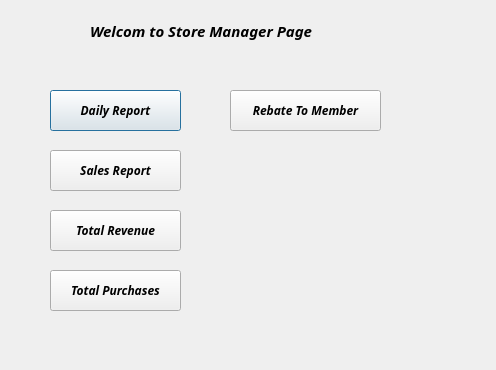
First picture: the form in storemanager.ui, repository Ling2251/CS1C-Bulk-Club-Project, before the edit.
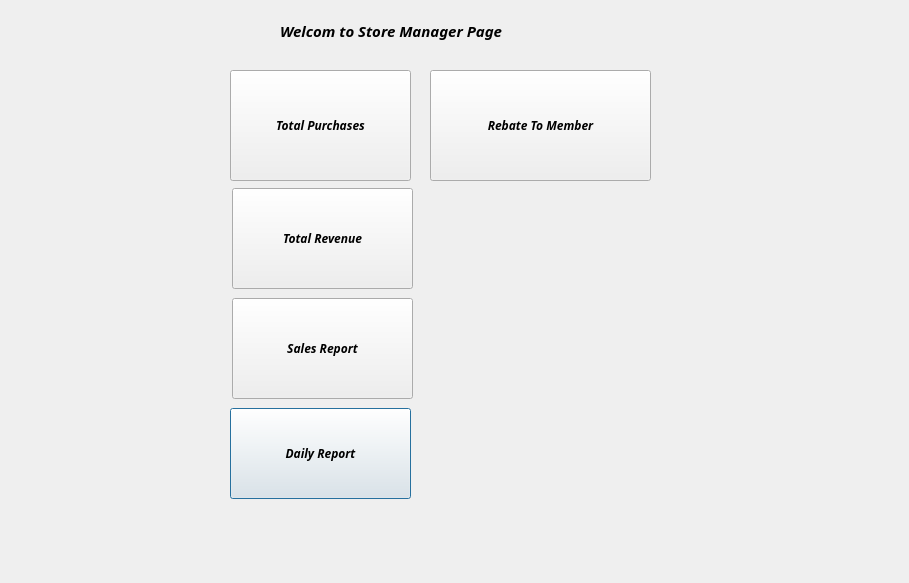
Second picture: the form after the edit.

Commit message: fixed ui and do some works in total purchase file

```diff
--- a/storemanager.ui
+++ b/storemanager.ui
@@ -6,8 +6,8 @@
    <rect>
     <x>0</x>
     <y>0</y>
-    <width>496</width>
-    <height>370</height>
+    <width>909</width>
+    <height>583</height>
    </rect>
   </property>
   <property name="windowTitle">
@@ -16,7 +16,7 @@
   <widget class="QLabel" name="label">
    <property name="geometry">
     <rect>
-     <x>90</x>
+     <x>280</x>
      <y>10</y>
      <width>301</width>
      <height>41</height>
@@ -38,10 +38,10 @@
   <widget class="QPushButton" name="DailtReportButton">
    <property name="geometry">
     <rect>
-     <x>50</x>
-     <y>90</y>
-     <width>131</width>
-     <height>41</height>
+     <x>230</x>
+     <y>408</y>
+     <width>181</width>
+     <height>91</height>
     </rect>
    </property>
    <property name="font">
@@ -60,10 +60,10 @@
   <widget class="QPushButton" name="salesReporButton">
    <property name="geometry">
     <rect>
-     <x>50</x>
-     <y>150</y>
-     <width>131</width>
-     <height>41</height>
+     <x>232</x>
+     <y>298</y>
+     <width>181</width>
+     <height>101</height>
     </rect>
    </property>
    <property name="font">
@@ -82,10 +82,10 @@
   <widget class="QPushButton" name="TotalReenueButton">
    <property name="geometry">
     <rect>
-     <x>50</x>
-     <y>210</y>
-     <width>131</width>
-     <height>41</height>
+     <x>232</x>
+     <y>188</y>
+     <width>181</width>
+     <height>101</height>
     </rect>
    </property>
    <property name="font">
@@ -104,10 +104,10 @@
   <widget class="QPushButton" name="TotalPurchasesButton">
    <property name="geometry">
     <rect>
-     <x>50</x>
-     <y>270</y>
-     <width>131</width>
-     <height>41</height>
+     <x>230</x>
+     <y>70</y>
+     <width>181</width>
+     <height>111</height>
     </rect>
    </property>
    <property name="font">
@@ -126,10 +126,10 @@
   <widget class="QPushButton" name="rebateButton">
    <property name="geometry">
     <rect>
-     <x>230</x>
-     <y>90</y>
-     <width>151</width>
-     <height>41</height>
+     <x>430</x>
+     <y>70</y>
+     <width>221</width>
+     <height>111</height>
     </rect>
    </property>
    <property name="font">
```
The commit also changes 4 other files.
